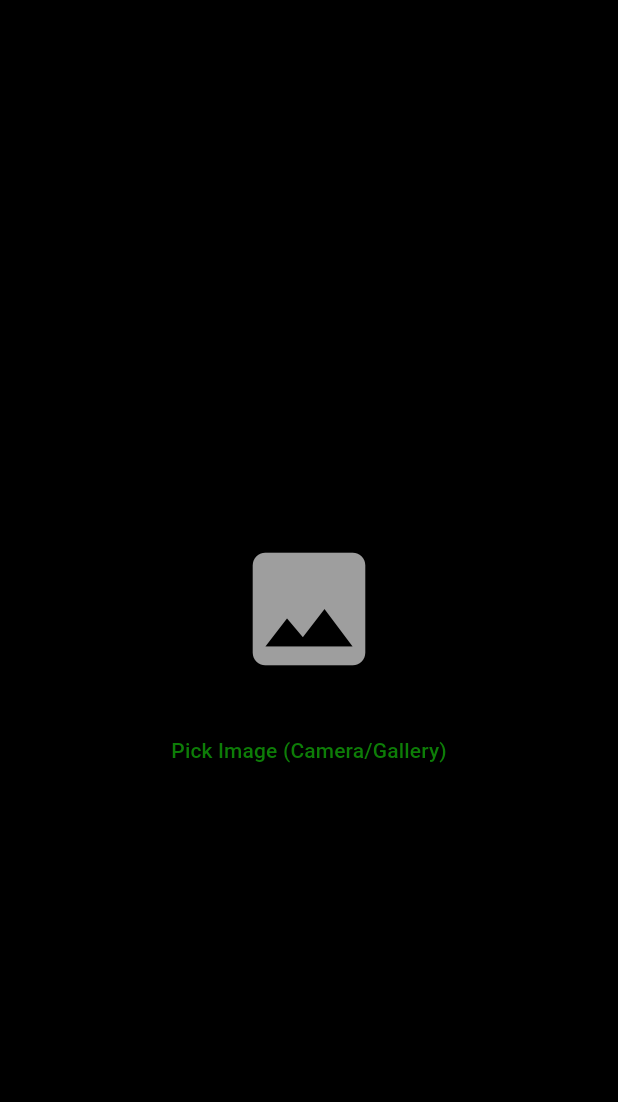
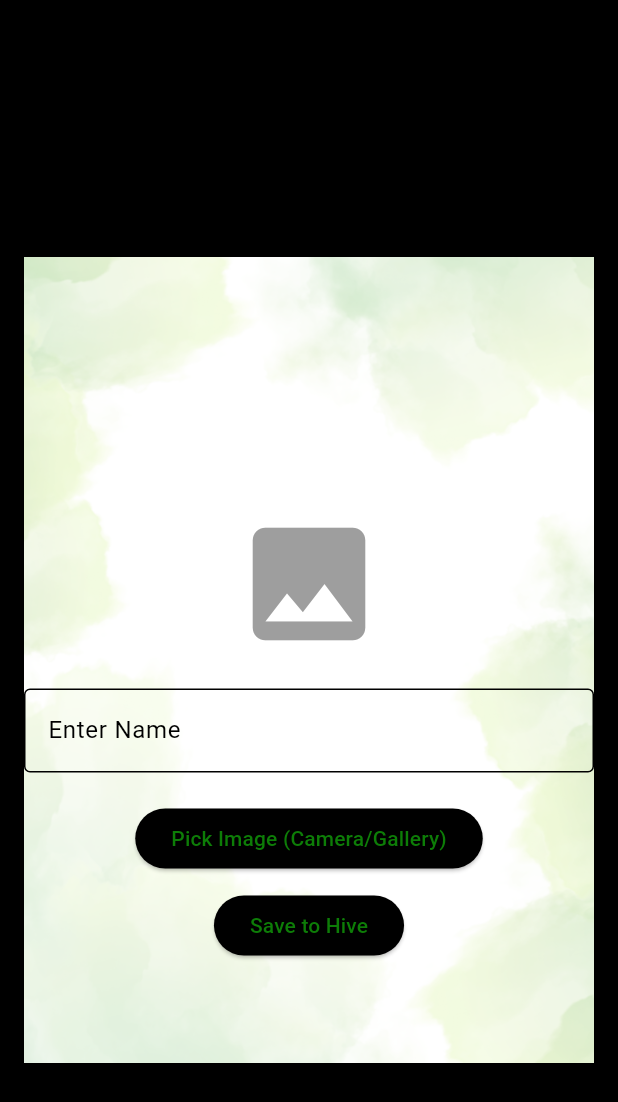
Before and after one commit to Farizaaaa/plant_safe, a Flutter app: the HomeScreen screen opened directly, on a phone screen of 412 x 824 dp. Shown: the top 1102 px of the screen. Run offline on Flutter 3.47's test engine with Material 3 defaults, Android fonts, the phone set to English and light mode, and no system bars; our stand-ins replace fluttertoast, google_fonts, hive, hive_flutter, image_picker, smooth_page_indicator; accounts and stored records are empty.

Commit message:
image saving and getting implimented in hive

```diff
--- a/lib/main.dart
+++ b/lib/main.dart
@@ -1,6 +1,7 @@
 import 'package:flutter/material.dart';
-import 'package:flutter/services.dart';
 import 'package:hive_flutter/adapters.dart';
+import 'package:plant_safe/model/image_info_box.dart';
+import 'package:plant_safe/model/image_info_model.dart';
 import 'package:plant_safe/model/user_model.dart';
 import 'package:plant_safe/screens/splash_screen.dart';
 import 'package:plant_safe/themes/light_mode.dart';
@@ -9,7 +10,9 @@ void main() async {
   await Hive.initFlutter();
   Hive.registerAdapter(UserDataAdapter());
   await UserDataBox.openBox();
-  SystemChrome.setEnabledSystemUIMode(SystemUiMode.manual, overlays: []);
+  Hive.registerAdapter(ImageInfoModelAdapter());
+  await ImageDatabase.openBox();
+
   runApp(const MainApp());
 }
 
@@ -19,6 +22,7 @@ class MainApp extends StatelessWidget {
   @override
   Widget build(BuildContext context) {
     return MaterialApp(
+      title: "Plant Safe",
       debugShowCheckedModeBanner: false,
       home: const SplashScreen(),
       theme: lightMode,
--- /dev/null
+++ b/lib/model/image_info_box.dart
@@ -0,0 +1,43 @@
+import 'dart:typed_data';
+
+import 'package:hive/hive.dart';
+import 'package:plant_safe/model/image_info_model.dart';
+
+class ImageDatabase {
+  static final Box<ImageInfoModel> _imageBox =
+      Hive.box<ImageInfoModel>('imageInfoBox');
+
+  static Future<void> openBox() async {
+    await Hive.openBox<ImageInfoModel>('imageInfoBox');
+  }
+
+  /// **Add an Image Entry**
+  static Future<void> addImage(
+      String name, Uint8List imageBytes, String precaution) async {
+    final imageInfo = ImageInfoModel(
+        name: name, imageBytes: imageBytes, precaution: precaution);
+    await _imageBox.add(imageInfo);
+  }
+
+  /// **Update an Existing Entry**
+  static Future<void> updateImage(
+      int index, String name, Uint8List imageBytes, String precaution) async {
+    if (index < _imageBox.length) {
+      final updatedImageInfo = ImageInfoModel(
+          name: name, imageBytes: imageBytes, precaution: precaution);
+      await _imageBox.putAt(index, updatedImageInfo);
+    }
+  }
+
+  /// **Delete an Image Entry**
+  static Future<void> deleteImage(int index) async {
+    if (index < _imageBox.length) {
+      await _imageBox.deleteAt(index);
+    }
+  }
+
+  /// **Get All Stored Images**
+  static List<ImageInfoModel> getAllImages() {
+    return _imageBox.values.toList();
+  }
+}
--- /dev/null
+++ b/lib/model/image_info_model.dart
@@ -0,0 +1,23 @@
+import 'dart:typed_data';
+
+import 'package:hive/hive.dart';
+
+part 'image_info_model.g.dart';
+
+@HiveType(typeId: 1)
+class ImageInfoModel {
+  @HiveField(0)
+  String name;
+
+  @HiveField(1)
+  Uint8List imageBytes;
+
+  @HiveField(2)
+  String precaution;
+
+  ImageInfoModel({
+    required this.name,
+    required this.imageBytes,
+    required this.precaution,
+  });
+}
--- a/lib/screens/home_screen.dart
+++ b/lib/screens/home_screen.dart
@@ -1,7 +1,10 @@
 import 'dart:io';
+import 'dart:typed_data';
 
 import 'package:flutter/material.dart';
 import 'package:image_picker/image_picker.dart';
+import 'package:plant_safe/model/image_info_box.dart';
+
 
 class HomeScreen extends StatefulWidget {
   const HomeScreen({super.key});
@@ -12,8 +15,10 @@ class HomeScreen extends StatefulWidget {
 
 class _HomeScreenState extends State<HomeScreen> {
   File? _image;
+  final TextEditingController _nameController = TextEditingController();
 
-//----------------- Image Picker -----------------//
+
+  //----------------- Open Image Picker -----------------//
   Future<void> _openImagePicker() async {
     showModalBottomSheet(
       context: context,
@@ -23,10 +28,7 @@ class _HomeScreenState extends State<HomeScreen> {
             children: [
               ListTile(
                 tileColor: Colors.green,
-                leading: const Icon(
-                  Icons.camera_alt,
-                  color: Colors.white,
-                ),
+                leading: const Icon(Icons.camera_alt, color: Colors.white),
                 title: const Text('Open Camera'),
                 onTap: () async {
                   Navigator.pop(context);
@@ -35,10 +37,7 @@ class _HomeScreenState extends State<HomeScreen> {
               ),
               ListTile(
                 tileColor: Colors.green,
-                leading: const Icon(
-                  Icons.photo_library,
-                  color: Colors.white,
-                ),
+                leading: const Icon(Icons.photo_library, color: Colors.white),
                 title: const Text('Open Gallery'),
                 onTap: () async {
                   Navigator.pop(context);
@@ -52,36 +51,98 @@ class _HomeScreenState extends State<HomeScreen> {
     );
   }
 
+  //----------------- Pick Image -----------------//
   Future<void> _pickImage(ImageSource source) async {
     final picker = ImagePicker();
     final pickedFile = await picker.pickImage(source: source);
 
     if (pickedFile != null) {
       setState(() {
-        _image = File(
-            pickedFile.path); // ✅ Just update the image, no need for _pages
+        _image = File(pickedFile.path);
       });
     }
   }
 
+  //----------------- Save Image and Name to Hive -----------------//
+  Future<void> _saveToHive() async {
+    if (_image == null || _nameController.text.isEmpty) {
+      ScaffoldMessenger.of(context).showSnackBar(
+        const SnackBar(
+            content: Text('Please select an image and enter a name')),
+      );
+      return;
+    }
+
+    Uint8List imageBytes = await _image!.readAsBytes();
+
+    await ImageDatabase.addImage(_nameController.text, imageBytes, "dhjjhuhg");
+
+    setState(() {
+      _image = null;
+      _nameController.clear();
+    });
+
+    ScaffoldMessenger.of(context).showSnackBar(
+      const SnackBar(content: Text('Image and Name Saved!')),
+    );
+  }
+
+  @override
+  void dispose() {
+    super.dispose();
+    _nameController.dispose();
+  }
+
   @override
   Widget build(BuildContext context) {
+    Size size = MediaQuery.of(context).size;
     return Scaffold(
+      resizeToAvoidBottomInset: false,
       appBar: AppBar(title: const Text("Home Screen")),
-      body: Center(
+      body: Padding(
+        padding: const EdgeInsets.all(16.0),
+        child: Container(
+          width: size.width,
+          height: size.height,
+          decoration: const BoxDecoration(
+              image: DecorationImage(
+                  image: AssetImage("assets/images/common.png"))),
           child: Column(
             mainAxisAlignment: MainAxisAlignment.center,
             children: [
+              const SizedBox(
+                height: 100,
+              ),
               _image != null
                   ? Image.file(_image!,
-                    width: 200, height: 200, fit: BoxFit.cover)
+                      width: size.width / 2,
+                      height: size.height / 3,
+                      fit: BoxFit.cover)
                   : const Icon(Icons.image, size: 100, color: Colors.grey),
               const SizedBox(height: 20),
+
+
+              TextField(
+                controller: _nameController,
+                decoration: const InputDecoration(
+                  labelText: "Enter Name",
+                  border: OutlineInputBorder(),
+                ),
+              ),
+              const SizedBox(height: 20),
+
+
               ElevatedButton(
                 onPressed: _openImagePicker,
                 child: const Text('Pick Image (Camera/Gallery)'),
               ),
+              const SizedBox(height: 10),
+              ElevatedButton(
+                onPressed: _saveToHive,
+                child: const Text('Save to Hive'),
+              ),
             ],
+          ),
         ),
       ),
     );
--- a/lib/screens/login_screen.dart
+++ b/lib/screens/login_screen.dart
@@ -66,14 +66,16 @@ class LoginPage extends StatelessWidget {
         width: double.infinity,
         decoration: const BoxDecoration(
           image: DecorationImage(
-            image: AssetImage("assets/images/login_background.jpg"),
+            image: AssetImage("assets/images/login.png"),
             fit: BoxFit.cover,
           ),
         ),
         child: Column(
           children: [
             //logo-------------------------------------------------
-
+            const SizedBox(
+              height: 100,
+            ),
             Icon(Icons.message,
                 size: 80, color: Theme.of(context).colorScheme.primary),
 
--- a/lib/screens/register_screen.dart
+++ b/lib/screens/register_screen.dart
@@ -56,14 +56,16 @@ class RegisterPage extends StatelessWidget {
         width: double.infinity,
         decoration: const BoxDecoration(
           image: DecorationImage(
-            image: AssetImage("assets/images/login_background.jpg"),
+            image: AssetImage("assets/images/register.png"),
             fit: BoxFit.cover,
           ),
         ),
         child: Column(
           children: [
             //logo-------------------------------------------------
-
+            const SizedBox(
+              height: 100,
+            ),
             Icon(Icons.message,
                 size: 80, color: Theme.of(context).colorScheme.primary),
 
--- a/lib/screens/slide_show_screen.dart
+++ b/lib/screens/slide_show_screen.dart
@@ -44,8 +44,8 @@ class _SlideShowScreenState extends State<SlideShowScreen> {
               setState(() => _currentPage = index);
             },
             children: const [
-              SlidePageBeta(imagePath: 'assets/images/slide_show1.avif'),
-              SlidePage(imagePath: 'assets/images/slide_show2.avif'),
+              SlidePageBeta(imagePath: 'assets/images/s.png'),
+              SlidePage(imagePath: 'assets/images/slide_two.png'),
             ],
           ),
           // Page Indicator
```
Also changed, not shown: lib/screens/contents_screen.dart (+52 -2 lines), assets/images/common.png (added), assets/images/login.png (added), assets/images/register.png (added), assets/images/s.png (added), assets/images/slide_two.png (added), lib/model/image_info_model.g.dart (added). Lines whose indentation alone changed are shown as unchanged.
